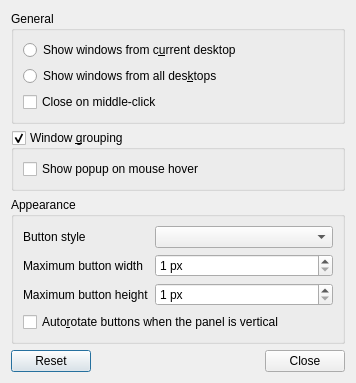
Old version of the form plugin-taskbar/lxqttaskbarconfiguration.ui in the repository lxqt/lxqt-panel.
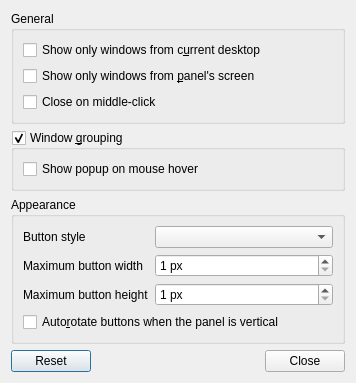
New version of the form.

Commit message: Added show windows from current screen only

```diff
--- a/plugin-taskbar/lxqttaskbarconfiguration.ui
+++ b/plugin-taskbar/lxqttaskbarconfiguration.ui
@@ -21,9 +21,9 @@
      </property>
      <layout class="QVBoxLayout" name="verticalLayout_2">
       <item>
-       <widget class="QRadioButton" name="fCurrentDesktopRB">
+       <widget class="QCheckBox" name="limitByDesktopCB">
         <property name="text">
-         <string>Show windows from c&amp;urrent desktop</string>
+         <string>Show only windows from c&amp;urrent desktop</string>
         </property>
         <attribute name="buttonGroup">
          <string notr="true">wlcB</string>
@@ -31,9 +31,9 @@
        </widget>
       </item>
       <item>
-       <widget class="QRadioButton" name="fAllDesktopsCB">
+       <widget class="QCheckBox" name="limitByScreenCB">
         <property name="text">
-         <string>Show windows from all des&amp;ktops</string>
+         <string>Show only windows from &amp;panel's screen</string>
         </property>
         <attribute name="buttonGroup">
          <string notr="true">wlcB</string>
```
Left out of the diff: 9 changed lines with no effect on the pictures. The commit also changes 3 other files.
